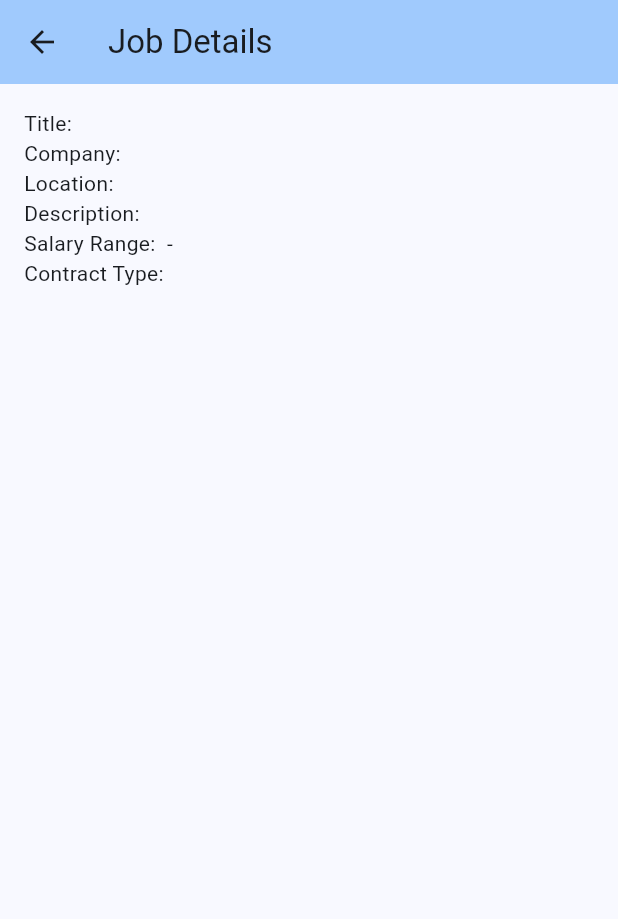
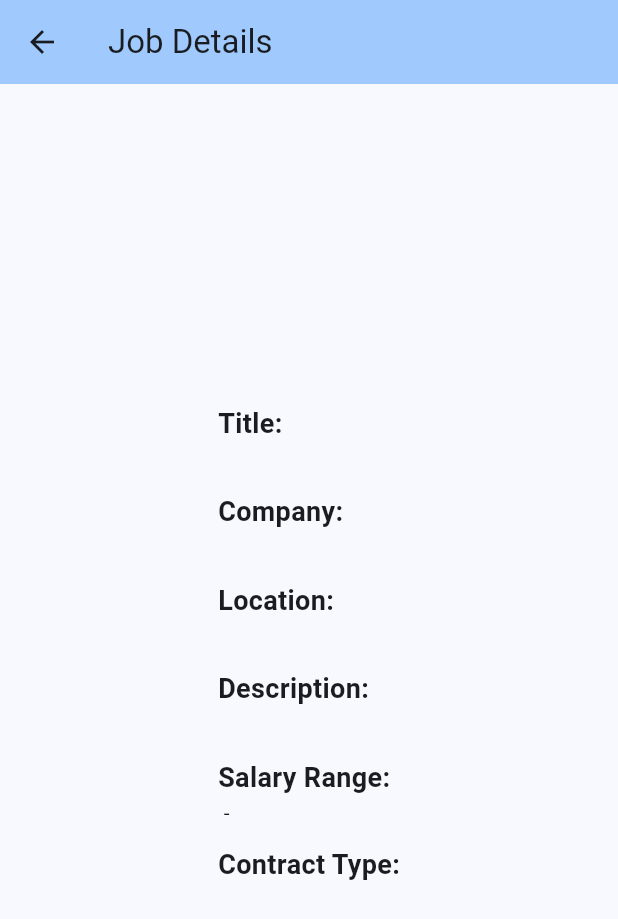
Before and after one commit to Flutter-Hiring-Platform/Flutter-Hiring-Platform, a Flutter app: the WorkDetailsWidget screen opened directly with empty values, on a phone screen of 412 x 824 dp. Shown: the top 919 px of the screen. Run offline on Flutter 3.47's test engine with Material 3 defaults, Android fonts, the phone set to English and light mode, and no system bars; our stand-ins replace fluttertoast; network calls fail.

```diff
--- a/lib/job_detail.widget.dart
+++ b/lib/job_detail.widget.dart
@@ -1,5 +1,5 @@
 import 'package:flutter/material.dart';
-import 'work.dart'; // Make sure to import your Work class
+import 'work.dart';
 
 class WorkDetailsWidget extends StatelessWidget {
   final Work work;
@@ -13,18 +13,69 @@ class WorkDetailsWidget extends StatelessWidget {
         title: Text('Job Details'),
         backgroundColor: Theme.of(context).colorScheme.inversePrimary,
       ),
-      body: Padding(
-        padding: const EdgeInsets.all(16.0),
-        child: Column(
-          crossAxisAlignment: CrossAxisAlignment.start,
-          children: [
-            Text('Title: ${work.title}'),
-            Text('Company: ${work.company}'),
-            Text('Location: ${work.location}'),
-            Text('Description: ${work.description}'),
-            Text('Salary Range: ${work.salary_min} - ${work.salary_max}'),
-            Text('Contract Type: ${work.contract_type}'),
-          ],
+      body: Center(
+        child: Padding(
+          padding: const EdgeInsets.all(16.0),
+          child: Column(
+            mainAxisAlignment: MainAxisAlignment.center,
+            crossAxisAlignment: CrossAxisAlignment.start,
+            children: [
+              Text(
+                'Title:',
+                style: TextStyle(
+                  fontSize: 18,
+                  fontWeight: FontWeight.bold,
+                ),
+              ),
+              Text(work.title),
+              SizedBox(height: 12),
+              Text(
+                'Company:',
+                style: TextStyle(
+                  fontSize: 18,
+                  fontWeight: FontWeight.bold,
+                ),
+              ),
+              Text(work.company),
+              SizedBox(height: 12),
+              Text(
+                'Location:',
+                style: TextStyle(
+                  fontSize: 18,
+                  fontWeight: FontWeight.bold,
+                ),
+              ),
+              Text(work.location),
+              SizedBox(height: 12),
+              Text(
+                'Description:',
+                style: TextStyle(
+                  fontSize: 18,
+                  fontWeight: FontWeight.bold,
+                ),
+              ),
+              Text(work.description),
+              SizedBox(height: 12),
+              Text(
+                'Salary Range:',
+                style: TextStyle(
+                  fontSize: 18,
+                  fontWeight: FontWeight.bold,
+                ),
+              ),
+              Text('${work.salary_min} - ${work.salary_max}'),
+              SizedBox(height: 12),
+              Text(
+                'Contract Type:',
+                style: TextStyle(
+                  fontSize: 18,
+                  fontWeight: FontWeight.bold,
+                ),
+              ),
+              Text(work.contract_type),
+            ],
+          ),
+
         ),
       ),
     );
```
Also changed, not shown: lib/add_job.dart (deleted, +0 -34 lines), lib/addjob.widget.dart (+9 -23 lines), lib/job_api.dart (+78 -0 lines), lib/job_detail.dart (deleted, +0 -17 lines), lib/joblist.dart (+1 -16 lines).
